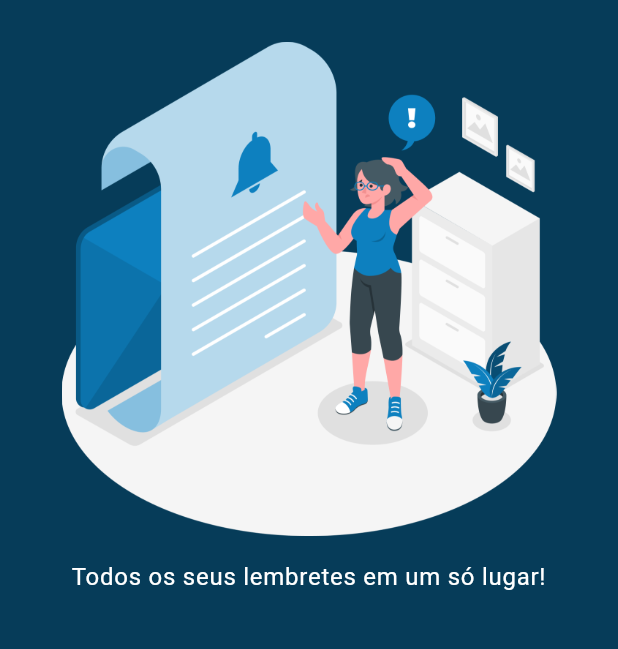
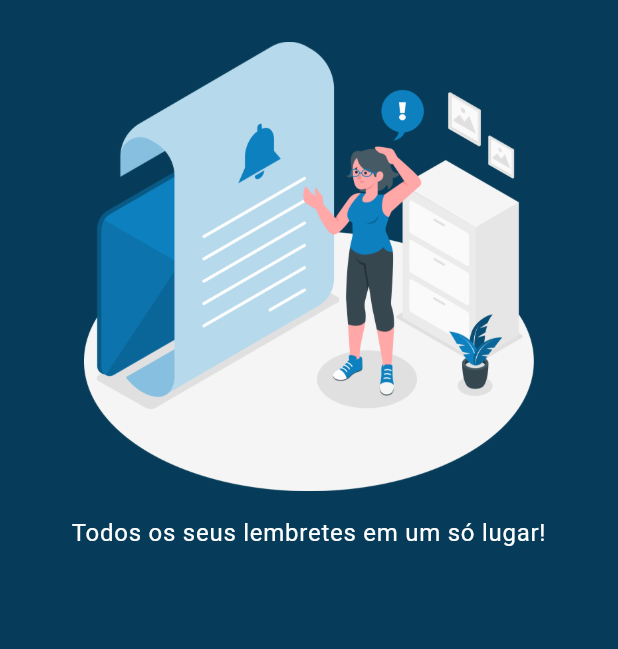
Before and after one commit to diogomachad0/auto_care_plus_app, a Flutter app: the LembreteScreen screen opened by its route, on a phone screen of 412 x 824 dp, the part 60-709 px from its top. Run offline on Flutter 3.47's test engine with Material 3 defaults, Android fonts, the phone set to English and light mode, and no system bars; drawn by our look-alikes of oktoast; our stand-ins replace firebase_auth, firebase_core, fl_chart, flutter_map, flutter_mobx, flutter_modular and 7 more; missing offline and left inert: pkg_flutter_utils; accounts and stored records are empty; generated files the repository leaves out were written again; Roboto replaces fonts that are missing (Cabin).

Commit message:
fix: tamanho imagem

```diff
--- a/lib/app/modules/lembrete/lembrete_screen.dart
+++ b/lib/app/modules/lembrete/lembrete_screen.dart
@@ -54,7 +54,7 @@ class _LembreteScreenState extends State<LembreteScreen> with ThemeMixin {
                           children: [
                             Image.asset(
                               'assets/img/banners/amico.png',
-                              width: 330,
+                              width: 300,
                             ),
                             const SizedBox(height: 16),
                             Text(
```
